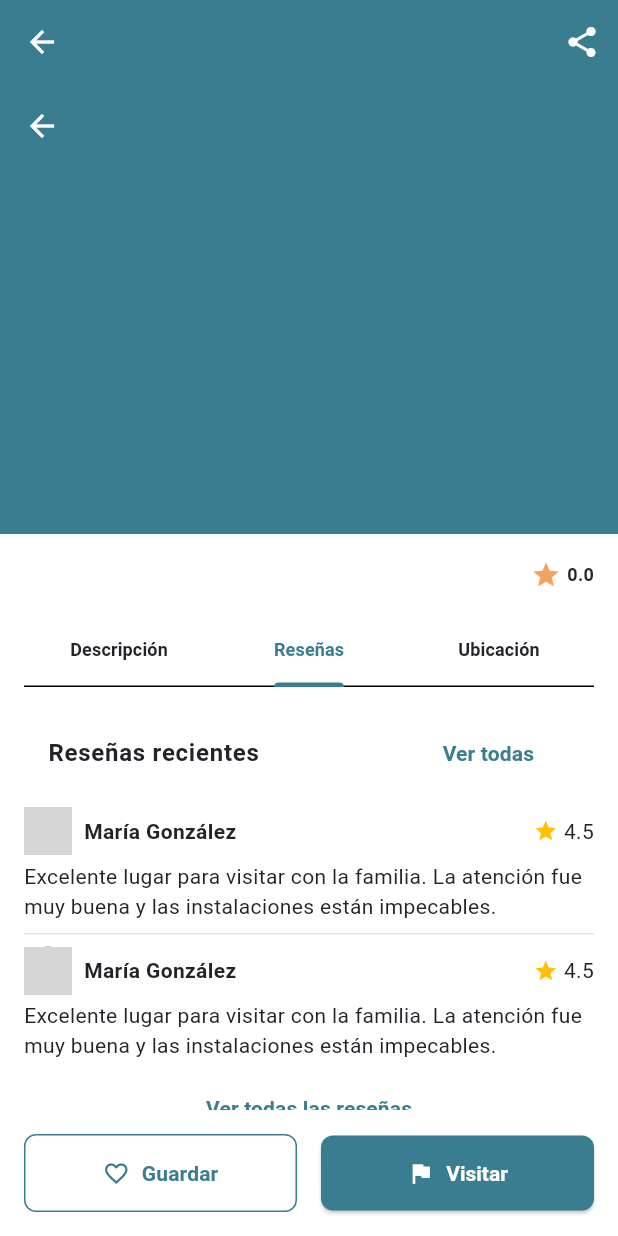
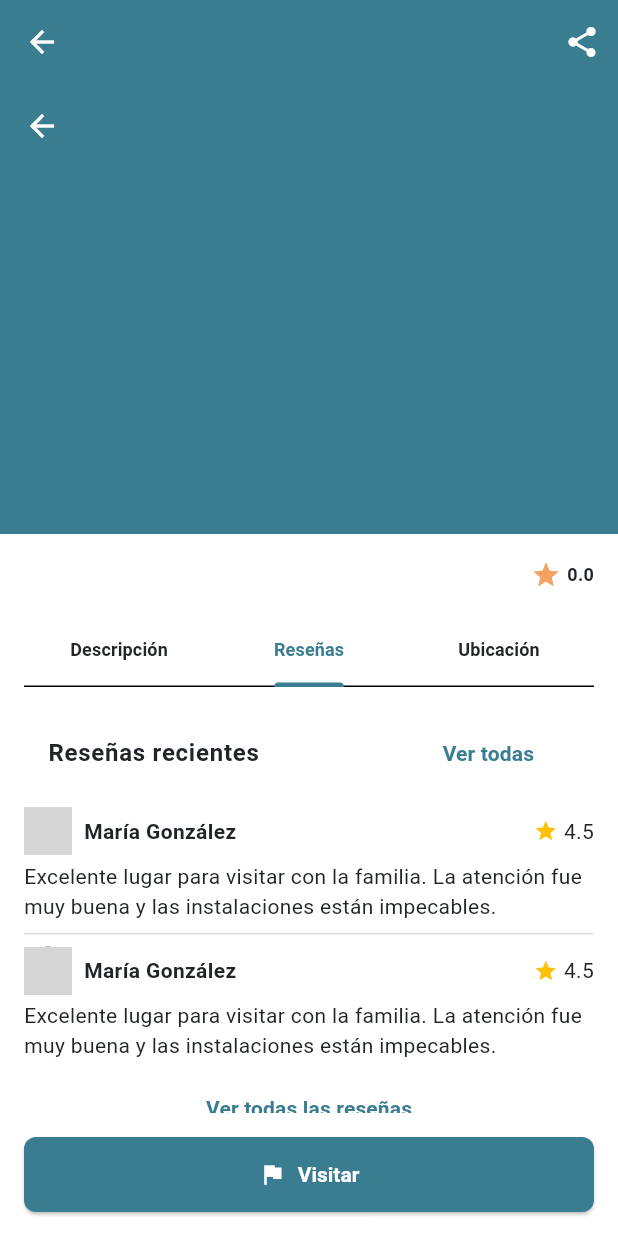
Before and after one commit to AlanTrujilloRoldan/ViajeTotal, a Flutter app: the DestinationDetailsScreen screen opened directly with empty values, tab 2 chosen, on a phone screen of 412 x 824 dp. Run offline on Flutter 3.47's test engine with Material 3 defaults, Android fonts, the phone set to English and light mode, and no system bars; our stand-ins replace flutter_rating_bar, geolocator, google_maps_flutter, permission_handler; network calls fail; grey boxes are pictures that could not be loaded.

Commit message:
Función eliminada de guardado de viajes

```diff
--- a/lib/screens/destination_details_screen.dart
+++ b/lib/screens/destination_details_screen.dart
@@ -241,18 +241,8 @@
       child: Padding(
         padding: const EdgeInsets.all(16),
         child: Row(
+          mainAxisAlignment: MainAxisAlignment.center, // Centrar los botones
           children: [
-            Expanded(
-              child: OutlinedButton.icon(
-                icon: const Icon(Icons.favorite_border),
-                label: const Text('Guardar'),
-                onPressed: () {},
-                style: OutlinedButton.styleFrom(
-                  padding: const EdgeInsets.symmetric(vertical: 16),
-                ),
-              ),
-            ),
-            const SizedBox(width: 16),
             Expanded(
               child: ElevatedButton.icon(
                 icon: const Icon(Icons.flag),
```
